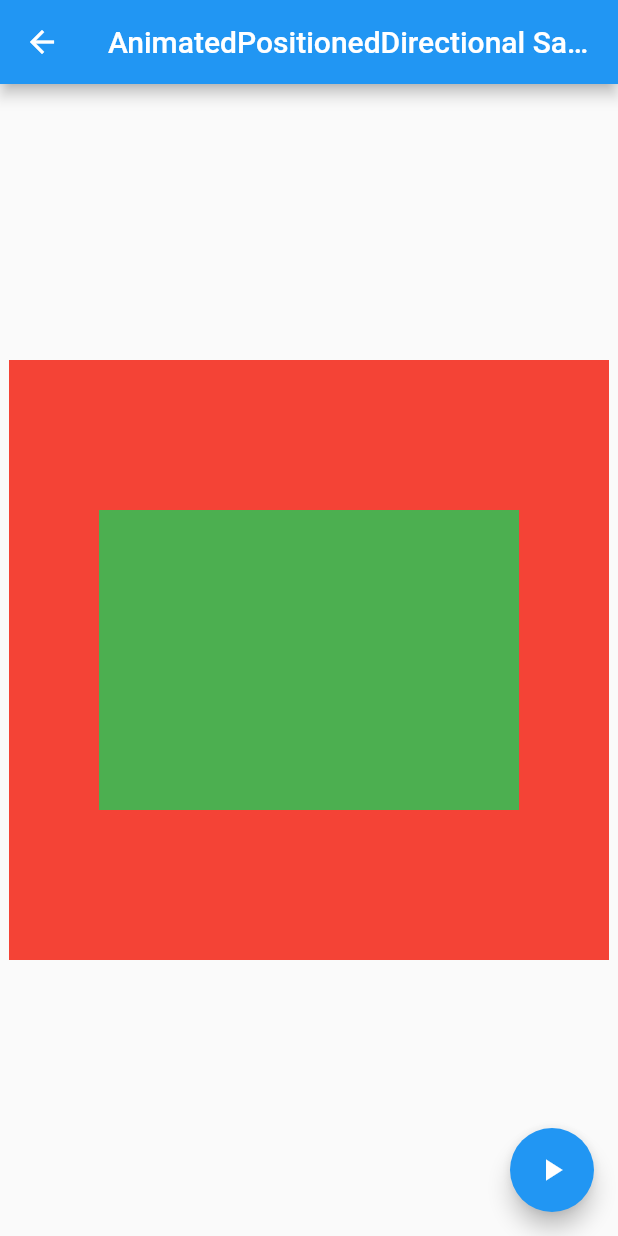
After one commit to tsuruken0802/Flutter-Implicit-Animations-Sample, a Flutter app: the AnimatedPositionedDirectionalScreen screen opened directly, after a tap on the "play arrow" icon, on a phone screen of 412 x 824 dp. The commit adds this screen. Run offline on Flutter 3.47's test engine with Material 2 defaults, Android fonts, the phone set to English and light mode, and no system bars.

Commit message:
create AnimatedPositionedDirectional sample

```diff
--- a/lib/main.dart
+++ b/lib/main.dart
@@ -5,6 +5,7 @@ import 'package:implicit_animations_sample/screens/animated_default_text_style_s
 import 'package:implicit_animations_sample/screens/animated_opacity_screen.dart';
 import 'package:implicit_animations_sample/screens/animated_padding_screen.dart';
 import 'package:implicit_animations_sample/screens/animated_physical_model_screen.dart';
+import 'package:implicit_animations_sample/screens/animated_positioned_directional.dart';
 import 'package:implicit_animations_sample/screens/animated_positioned_screen.dart';
 
 void main() {
@@ -63,6 +64,11 @@ class AnimationSampleList extends StatelessWidget {
           onPressItem: () {
             this._navigator(context, AnimatedPositionedScreen());
           }),
+      AnimationSampleListItem(
+          itemName: 'AnimatedPositionedDirectional',
+          onPressItem: () {
+            this._navigator(context, AnimatedPositionedDirectionalScreen());
+          }),
     ];
   }
 
--- /dev/null
+++ b/lib/screens/animated_positioned_directional.dart
@@ -0,0 +1,78 @@
+import 'package:flutter/cupertino.dart';
+import 'package:flutter/material.dart';
+
+class AnimatedPositionedDirectionalScreen extends StatefulWidget {
+  @override
+  _AnimatedPositionedDirectionalScreenState createState() =>
+      _AnimatedPositionedDirectionalScreenState();
+}
+
+class _AnimatedPositionedDirectionalScreenState
+    extends State<AnimatedPositionedDirectionalScreen> {
+  // top
+  static final double _fromTop = 50;
+  static final double _toTop = 100;
+  double _top = _fromTop;
+
+  // right
+  static final double _fromRight = 150;
+  static final double _toRight = 60;
+  double _right = _fromRight;
+
+  // left
+  static final double _fromLeft = 0;
+  static final double _toLeft = 60;
+  double _left = _fromLeft;
+
+  // bottom
+  static final double _fromBottom = 50;
+  static final double _toBottom = 100;
+  double _bottom = _fromBottom;
+
+  // fromとtoのフラグ
+  bool isFrom = true;
+
+  @override
+  Widget build(BuildContext context) {
+    return Scaffold(
+      appBar: AppBar(
+        title: Text('AnimatedPositionedDirectional Sample'),
+      ),
+      body: Center(
+        child: Stack(
+          children: [
+            Positioned(
+                child: Container(
+              width: 400,
+              height: 400,
+              color: Colors.red,
+            )),
+            Directionality(
+                textDirection: TextDirection.rtl,
+                child: AnimatedPositionedDirectional(
+                    duration: Duration(seconds: 1),
+                    top: this._top,
+                    start: this._left,
+                    end: this._right,
+                    bottom: this._bottom,
+                    child: Container(
+                      color: Colors.green,
+                    )))
+          ],
+        ),
+      ),
+      floatingActionButton: FloatingActionButton(
+        child: Icon(Icons.play_arrow),
+        onPressed: () {
+          setState(() {
+            this.isFrom = !this.isFrom;
+            this._top = this.isFrom ? _fromTop : _toTop;
+            this._right = this.isFrom ? _fromRight : _toRight;
+            this._left = this.isFrom ? _fromLeft : _toLeft;
+            this._bottom = this.isFrom ? _fromBottom : _toBottom;
+          });
+        },
+      ),
+    );
+  }
+}
```
